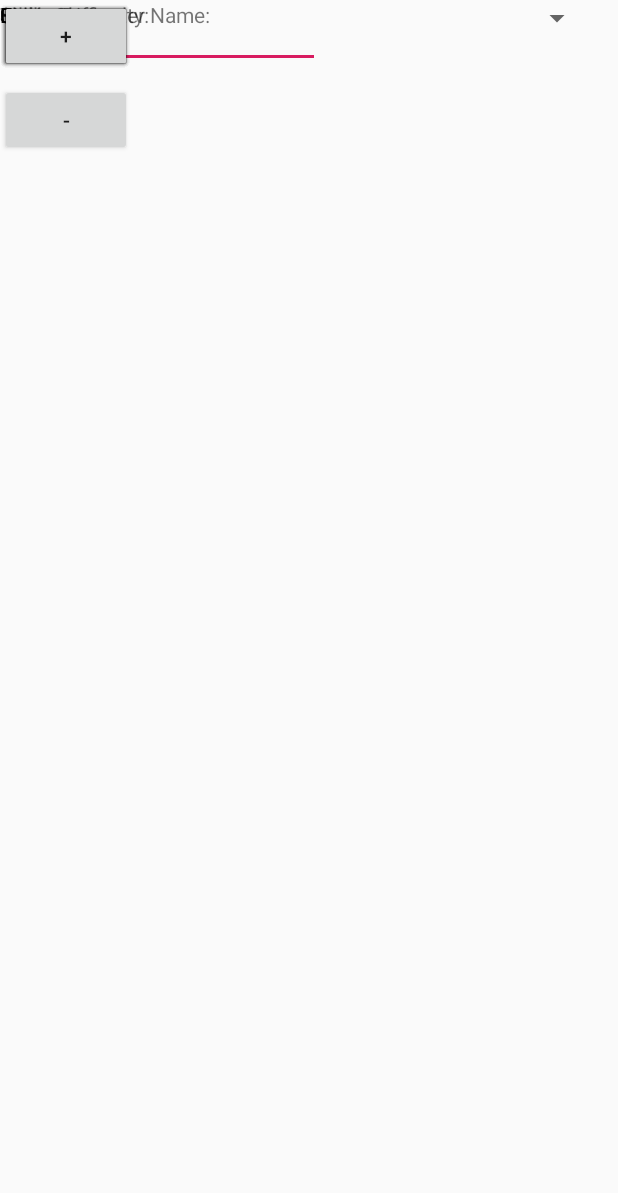
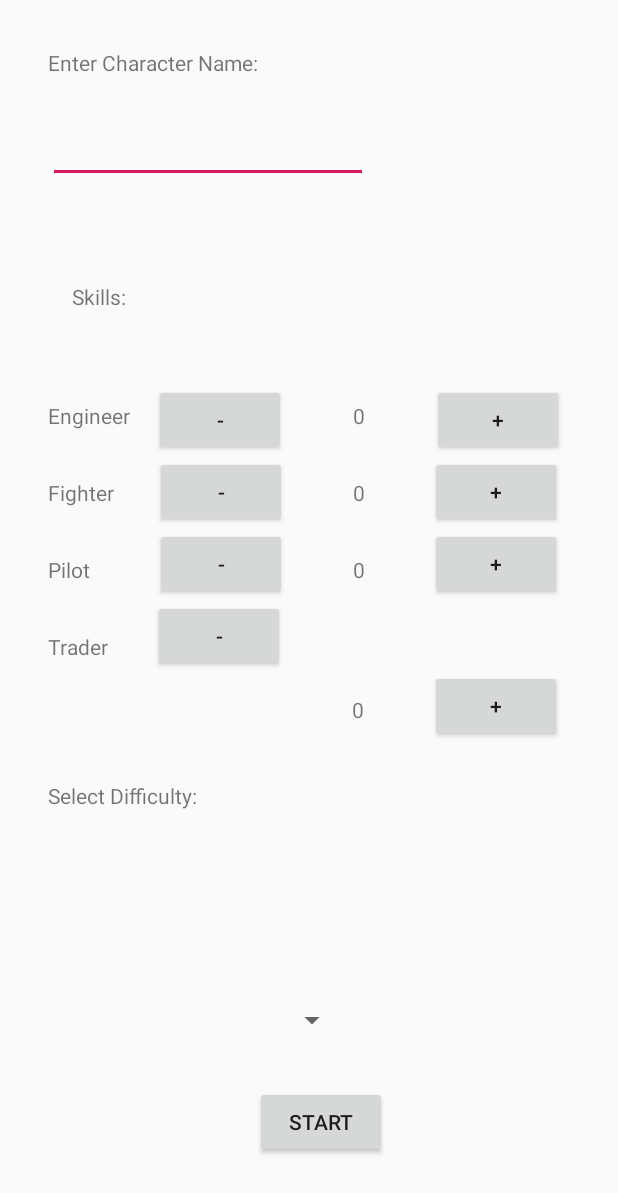
Before and after one commit to ghpvnist/Space-Trader, an Android app: the CreateAccount screen opened directly, with no data from a screen before it, on a phone screen of 412 x 824 dp. Shown: the top 1193 px of the screen. Run offline under Robolectric (Android 15) with nearby library versions, the phone set to English and light mode, and no system bars.

Commit message:
Update create account

```diff
--- a/app/src/main/res/layout/activity_create_account.xml
+++ b/app/src/main/res/layout/activity_create_account.xml
@@ -10,177 +10,239 @@
         android:id="@+id/player_name_edittext"
         android:layout_width="wrap_content"
         android:layout_height="wrap_content"
+        android:layout_marginStart="32dp"
+        android:layout_marginTop="25dp"
         android:ems="10"
         android:inputType="textPersonName"
-        tools:layout_editor_absoluteX="134dp"
-        tools:layout_editor_absoluteY="155dp"
+        app:layout_constraintStart_toStartOf="parent"
+        app:layout_constraintTop_toBottomOf="@+id/character_name_textview"
         tools:text="Player Name" />
 
     <TextView
         android:id="@+id/character_name_textview"
         android:layout_width="wrap_content"
         android:layout_height="wrap_content"
+        android:layout_marginStart="32dp"
+        android:layout_marginTop="32dp"
         android:text="Enter Character Name:"
-        tools:layout_editor_absoluteX="28dp"
-        tools:layout_editor_absoluteY="68dp" />
+        app:layout_constraintStart_toStartOf="parent"
+        app:layout_constraintTop_toTopOf="parent" />
 
     <TextView
         android:id="@+id/difficulty_textview"
         android:layout_width="wrap_content"
         android:layout_height="21dp"
+        android:layout_marginStart="32dp"
+        android:layout_marginTop="80dp"
+        android:layout_marginEnd="277dp"
         android:text="Select Difficulty:"
-        tools:layout_editor_absoluteX="70dp"
-        tools:layout_editor_absoluteY="614dp" />
+        app:layout_constraintEnd_toEndOf="parent"
+        app:layout_constraintHorizontal_bias="0.0"
+        app:layout_constraintStart_toStartOf="parent"
+        app:layout_constraintTop_toBottomOf="@+id/trader_textview" />
 
     <Spinner
         android:id="@+id/difficulty_spinner"
-        android:layout_width="395dp"
+        android:layout_width="200dp"
         android:layout_height="wrap_content"
-        tools:layout_editor_absoluteX="8dp"
-        tools:layout_editor_absoluteY="643dp" />
+        android:layout_marginStart="32dp"
+        android:layout_marginEnd="179dp"
+        android:layout_marginBottom="32dp"
+        app:layout_constraintBottom_toTopOf="@+id/start_button"
+        app:layout_constraintEnd_toEndOf="parent"
+        app:layout_constraintHorizontal_bias="0.0"
+        app:layout_constraintStart_toStartOf="parent" />
 
     <Button
         android:id="@+id/start_button"
         android:layout_width="wrap_content"
         android:layout_height="wrap_content"
+        android:layout_marginStart="170dp"
+        android:layout_marginEnd="170dp"
+        android:layout_marginBottom="52dp"
         android:text="Start"
-        tools:layout_editor_absoluteX="172dp"
-        tools:layout_editor_absoluteY="667dp" />
+        app:layout_constraintBottom_toBottomOf="parent"
+        app:layout_constraintEnd_toEndOf="parent"
+        app:layout_constraintHorizontal_bias="0.0"
+        app:layout_constraintStart_toStartOf="parent" />
 
     <TextView
         android:id="@+id/skills_textview"
         android:layout_width="wrap_content"
         android:layout_height="wrap_content"
+        android:layout_marginStart="48dp"
+        android:layout_marginTop="188dp"
         android:text="Skills:"
-        tools:layout_editor_absoluteX="51dp"
-        tools:layout_editor_absoluteY="244dp" />
+        app:layout_constraintStart_toStartOf="parent"
+        app:layout_constraintTop_toTopOf="parent" />
 
     <Button
         android:id="@+id/engineer_plus_button"
         android:layout_width="wrap_content"
         android:layout_height="wrap_content"
+        android:layout_marginTop="256dp"
+        android:layout_marginEnd="36dp"
         android:text="+"
-        tools:layout_editor_absoluteX="295dp"
-        tools:layout_editor_absoluteY="196dp" />
+        app:layout_constraintEnd_toEndOf="parent"
+        app:layout_constraintTop_toTopOf="parent" />
 
     <Button
         android:id="@+id/trader_plus_button"
         android:layout_width="wrap_content"
         android:layout_height="wrap_content"
+        android:layout_marginEnd="37dp"
+        android:layout_marginBottom="283dp"
         android:text="+"
-        tools:layout_editor_absoluteX="295dp"
-        tools:layout_editor_absoluteY="492dp" />
+        app:layout_constraintBottom_toBottomOf="parent"
+        app:layout_constraintEnd_toEndOf="parent"
+        app:layout_constraintTop_toBottomOf="@+id/pilot_plus_button" />
 
     <Button
         android:id="@+id/pilot_plus_button"
         android:layout_width="wrap_content"
         android:layout_height="wrap_content"
+        android:layout_marginEnd="37dp"
         android:text="+"
-        tools:layout_editor_absoluteX="287dp"
-        tools:layout_editor_absoluteY="368dp" />
+        app:layout_constraintEnd_toEndOf="parent"
+        app:layout_constraintTop_toBottomOf="@+id/fighter_plus_button" />
 
     <Button
         android:id="@+id/engineer_minus_button"
         android:layout_width="wrap_content"
         android:layout_height="wrap_content"
+        android:layout_marginStart="16dp"
+        android:layout_marginTop="256dp"
         android:text="-"
-        tools:layout_editor_absoluteX="104dp"
-        tools:layout_editor_absoluteY="208dp" />
+        app:layout_constraintStart_toEndOf="@+id/engineer_textview"
+        app:layout_constraintTop_toTopOf="parent" />
 
     <Button
         android:id="@+id/fighter_minus_button"
         android:layout_width="wrap_content"
         android:layout_height="wrap_content"
-        android:layout_marginTop="8dp"
+        android:layout_marginStart="27dp"
         android:text="-"
-        app:layout_constraintTop_toBottomOf="@+id/engineer_minus_button"
-        tools:layout_editor_absoluteX="104dp" />
+        app:layout_constraintStart_toEndOf="@+id/fighter_textview"
+        app:layout_constraintTop_toBottomOf="@+id/engineer_minus_button" />
 
     <Button
         android:id="@+id/pilot_minus_button"
         android:layout_width="wrap_content"
         android:layout_height="wrap_content"
+        android:layout_marginStart="43dp"
         android:text="-"
-        tools:layout_editor_absoluteX="104dp"
-        tools:layout_editor_absoluteY="320dp" />
+        app:layout_constraintStart_toEndOf="@+id/pilot_textview"
+        app:layout_constraintTop_toBottomOf="@+id/fighter_minus_button" />
 
     <Button
         android:id="@+id/trader_minus_button"
         android:layout_width="wrap_content"
         android:layout_height="wrap_content"
+        android:layout_marginStart="30dp"
+        android:layout_marginBottom="8dp"
         android:text="-"
-        tools:layout_editor_absoluteX="104dp"
-        tools:layout_editor_absoluteY="376dp" />
+        app:layout_constraintBottom_toBottomOf="parent"
+        app:layout_constraintStart_toEndOf="@+id/trader_textview"
+        app:layout_constraintTop_toBottomOf="@+id/pilot_minus_button"
+        app:layout_constraintVertical_bias="0.0" />
 
     <TextView
         android:id="@+id/engineer_counter"
         android:layout_width="wrap_content"
-        android:layout_height="wrap_content"
+        android:layout_height="0dp"
+        android:layout_marginStart="43dp"
+        android:layout_marginTop="60dp"
+        android:layout_marginEnd="43dp"
         android:text="0"
-        tools:layout_editor_absoluteX="242dp"
-        tools:layout_editor_absoluteY="244dp" />
+        app:layout_constraintEnd_toStartOf="@+id/fighter_plus_button"
+        app:layout_constraintHorizontal_bias="1.0"
+        app:layout_constraintStart_toEndOf="@+id/engineer_minus_button"
+        app:layout_constraintTop_toBottomOf="@+id/skills_textview" />
 
     <TextView
         android:id="@+id/fighter_counter"
         android:layout_width="wrap_content"
         android:layout_height="wrap_content"
+        android:layout_marginStart="43dp"
+        android:layout_marginTop="32dp"
+        android:layout_marginEnd="43dp"
         android:text="0"
-        tools:layout_editor_absoluteX="240dp"
-        tools:layout_editor_absoluteY="315dp" />
+        app:layout_constraintEnd_toStartOf="@+id/fighter_plus_button"
+        app:layout_constraintStart_toEndOf="@+id/fighter_minus_button"
+        app:layout_constraintTop_toBottomOf="@+id/engineer_counter" />
 
     <TextView
         android:id="@+id/pilot_counter"
         android:layout_width="wrap_content"
         android:layout_height="wrap_content"
+        android:layout_marginStart="43dp"
+        android:layout_marginTop="32dp"
+        android:layout_marginEnd="43dp"
         android:text="0"
-        tools:layout_editor_absoluteX="239dp"
-        tools:layout_editor_absoluteY="370dp" />
+        app:layout_constraintEnd_toStartOf="@+id/pilot_plus_button"
+        app:layout_constraintStart_toEndOf="@+id/pilot_minus_button"
+        app:layout_constraintTop_toBottomOf="@+id/fighter_counter" />
 
     <TextView
         android:id="@+id/trader_counter"
         android:layout_width="wrap_content"
         android:layout_height="wrap_content"
+        android:layout_marginStart="43dp"
+        android:layout_marginTop="32dp"
+        android:layout_marginEnd="43dp"
+        android:layout_marginBottom="300dp"
         android:text="0"
-        tools:layout_editor_absoluteX="242dp"
-        tools:layout_editor_absoluteY="418dp" />
+        app:layout_constraintBottom_toBottomOf="parent"
+        app:layout_constraintEnd_toStartOf="@+id/trader_plus_button"
+        app:layout_constraintStart_toEndOf="@+id/trader_minus_button"
+        app:layout_constraintTop_toBottomOf="@+id/pilot_counter" />
 
     <TextView
         android:id="@+id/engineer_textview"
         android:layout_width="wrap_content"
         android:layout_height="wrap_content"
+        android:layout_marginStart="32dp"
+        android:layout_marginTop="60dp"
         android:text="Engineer"
-        tools:layout_editor_absoluteX="24dp"
-        tools:layout_editor_absoluteY="271dp" />
+        app:layout_constraintStart_toStartOf="parent"
+        app:layout_constraintTop_toBottomOf="@+id/skills_textview" />
 
     <TextView
         android:id="@+id/fighter_textview"
         android:layout_width="wrap_content"
         android:layout_height="wrap_content"
+        android:layout_marginStart="32dp"
+        android:layout_marginTop="32dp"
         android:text="Fighter"
-        tools:layout_editor_absoluteX="30dp"
-        tools:layout_editor_absoluteY="358dp" />
+        app:layout_constraintStart_toStartOf="parent"
+        app:layout_constraintTop_toBottomOf="@+id/engineer_textview" />
 
     <TextView
         android:id="@+id/pilot_textview"
         android:layout_width="wrap_content"
         android:layout_height="wrap_content"
+        android:layout_marginStart="32dp"
+        android:layout_marginTop="32dp"
         android:text="Pilot"
-        tools:layout_editor_absoluteX="41dp"
-        tools:layout_editor_absoluteY="461dp" />
+        app:layout_constraintStart_toStartOf="parent"
+        app:layout_constraintTop_toBottomOf="@+id/fighter_textview" />
 
     <TextView
         android:id="@+id/trader_textview"
         android:layout_width="wrap_content"
         android:layout_height="wrap_content"
+        android:layout_marginStart="32dp"
+        android:layout_marginTop="32dp"
         android:text="Trader"
-        tools:layout_editor_absoluteX="30dp"
-        tools:layout_editor_absoluteY="580dp" />
+        app:layout_constraintStart_toStartOf="parent"
+        app:layout_constraintTop_toBottomOf="@+id/pilot_textview" />
 
     <Button
-        android:id="@+id/engineer_plus_button"
+        android:id="@+id/fighter_plus_button"
         android:layout_width="wrap_content"
         android:layout_height="wrap_content"
+        android:layout_marginEnd="37dp"
         android:text="+"
-        tools:layout_editor_absoluteX="286dp"
-        tools:layout_editor_absoluteY="278dp" />
+        app:layout_constraintEnd_toEndOf="parent"
+        app:layout_constraintTop_toBottomOf="@+id/engineer_plus_button" />
 </android.support.constraint.ConstraintLayout>
```
